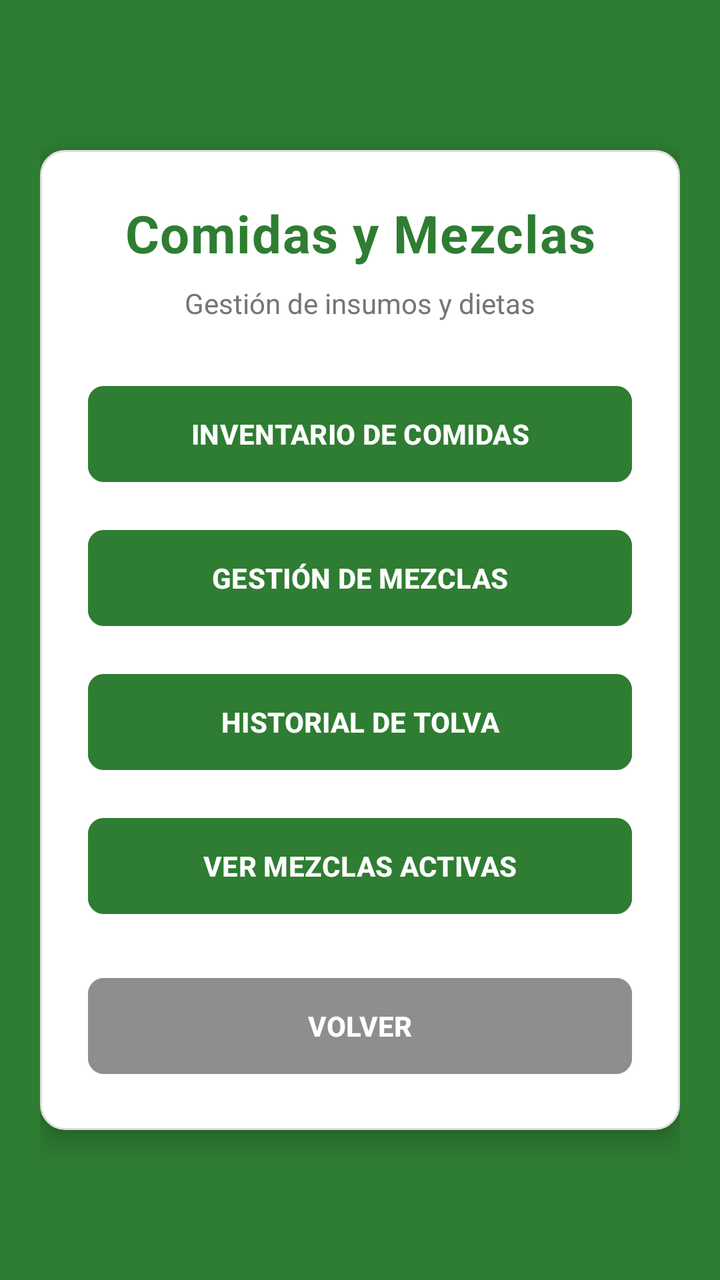
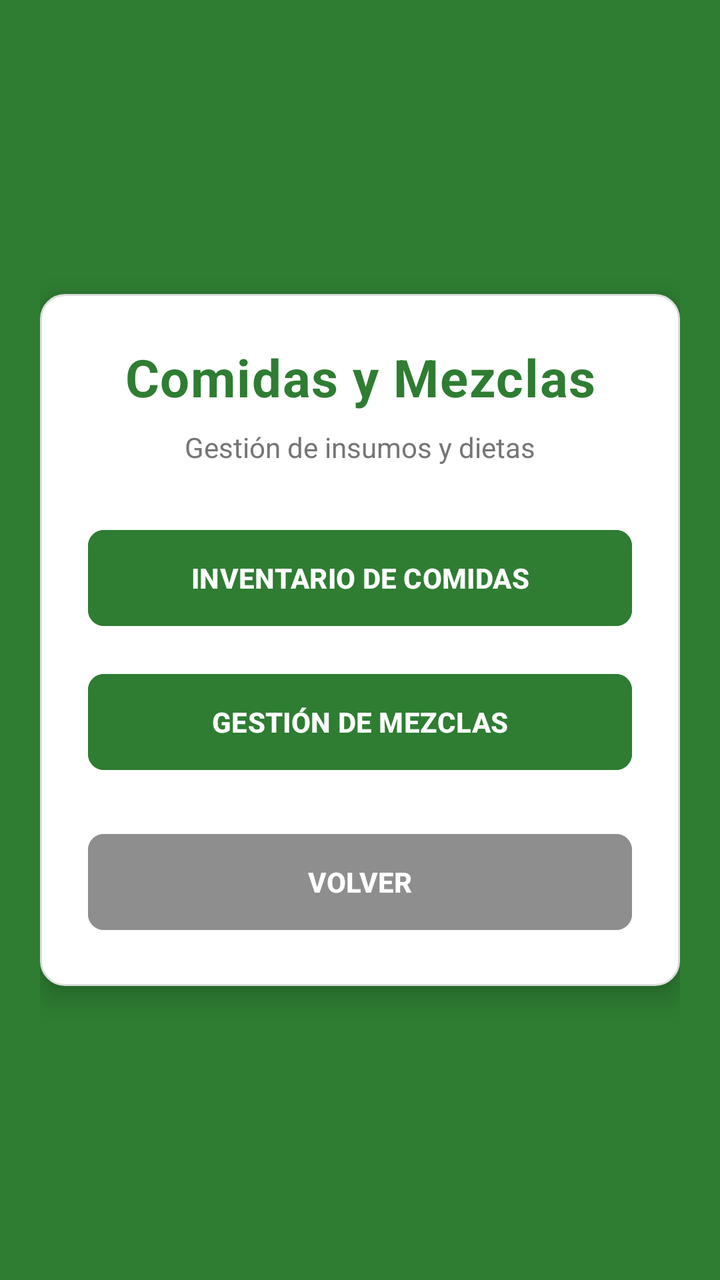

The first picture is an Android layout as it rendered before a commit; the second is the same layout after the commit. The layout source and the unified diff follow.
<!-- AndroidManifest.xml: application theme Theme.AMG -->
<!-- res/layout/activity_comidas.xml -->
<?xml version="1.0" encoding="utf-8"?>
<androidx.coordinatorlayout.widget.CoordinatorLayout
    xmlns:android="http://schemas.android.com/apk/res/android"
    xmlns:app="http://schemas.android.com/apk/res-auto"
    android:layout_width="match_parent"
    android:layout_height="match_parent"
    android:background="@color/green_primary"
    android:fitsSystemWindows="true"> <LinearLayout
    android:layout_width="match_parent"
    android:layout_height="match_parent"
    android:gravity="center"
    android:padding="20dp">

    <LinearLayout
        android:layout_width="match_parent"
        android:layout_height="wrap_content"
        android:orientation="vertical"
        android:background="@drawable/bg_card"
        android:elevation="8dp"
        android:padding="24dp">

        <TextView
            android:id="@+id/tvTituloComidas"
            android:layout_width="match_parent"
            android:layout_height="wrap_content"
            android:text="Comidas y Mezclas"
            android:textSize="26sp"
            android:textStyle="bold"
            android:textColor="@color/green_primary"
            android:gravity="center"
            android:letterSpacing="0.02"
            android:layout_marginBottom="8dp"/>

        <TextView
            android:layout_width="match_parent"
            android:layout_height="wrap_content"
            android:text="Gestión de insumos y dietas"
            android:textSize="14sp"
            android:textColor="#757575"
            android:gravity="center"
            android:layout_marginBottom="28dp"/>

        <Button
            android:id="@+id/btnInventario"
            android:layout_width="match_parent"
            android:layout_height="56dp"
            android:text="INVENTARIO DE COMIDAS"
            android:textStyle="bold"
            android:backgroundTint="@color/green_primary"
            android:textColor="@color/white"
            app:cornerRadius="8dp"
            android:layout_marginBottom="16dp"/>

        <Button
            android:id="@+id/btnNuevaCarga"
            android:layout_width="match_parent"
            android:layout_height="56dp"
            android:text="GESTIÓN DE MEZCLAS"
            android:textStyle="bold"
            android:backgroundTint="@color/green_primary"
            android:textColor="@color/white"
            app:cornerRadius="8dp"
            android:layout_marginBottom="16dp"/>

        <Button
            android:id="@+id/btnHistorialTolva"
            android:layout_width="match_parent"
            android:layout_height="56dp"
            android:text="HISTORIAL DE TOLVA"
            android:textStyle="bold"
            android:backgroundTint="@color/green_primary"
            android:textColor="@color/white"
            app:cornerRadius="8dp"
            android:layout_marginBottom="16dp"/>

        <Button
            android:id="@+id/btnListaMezclas"
            android:layout_width="match_parent"
            android:layout_height="56dp"
            android:text="VER MEZCLAS ACTIVAS"
            android:textStyle="bold"
            android:backgroundTint="@color/green_primary"
            android:textColor="@color/white"
            app:cornerRadius="8dp"
            android:layout_marginBottom="24dp"/>

        <Button
            android:id="@+id/btnVolver"
            android:layout_width="match_parent"
            android:layout_height="56dp"
            android:text="VOLVER"
            android:textStyle="bold"
            android:backgroundTint="#8E8E8E"
            android:textColor="@color/white"
            app:cornerRadius="8dp"/>

    </LinearLayout>
</LinearLayout>
</androidx.coordinatorlayout.widget.CoordinatorLayout>
<!-- resources referenced by this layout -->
<resources>
  <color name="green_primary">#2E7D32</color>
  <color name="white">#FFFFFF</color>
  <!-- drawable bg_card (drawable) -->
  <?xml version="1.0" encoding="utf-8"?>
  <shape xmlns:android="http://schemas.android.com/apk/res/android"
      android:shape="rectangle">
  
      <solid android:color="#FFFFFF" />
  
      <corners android:radius="12dp" />
  
      <stroke
          android:width="1dp"
          android:color="#DDDDDD" />
  </shape>
  <style name="Theme.AMG" parent="Base.Theme.AMG" />
  <style name="Base.Theme.AMG" parent="Theme.Material3.DayNight.NoActionBar">
          <item name="colorPrimary">@color/green_primary</item>
          <item name="colorSecondary">@color/green_light</item>
      </style>
  <color name="green_light">#66BB6A</color>
</resources>

<!-- the commit's change to res/layout/activity_comidas.xml (unified diff, before → after) -->
@@ -60,28 +60,6 @@
             android:backgroundTint="@color/green_primary"
             android:textColor="@color/white"
             app:cornerRadius="8dp"
-            android:layout_marginBottom="16dp"/>
-
-        <Button
-            android:id="@+id/btnHistorialTolva"
-            android:layout_width="match_parent"
-            android:layout_height="56dp"
-            android:text="HISTORIAL DE TOLVA"
-            android:textStyle="bold"
-            android:backgroundTint="@color/green_primary"
-            android:textColor="@color/white"
-            app:cornerRadius="8dp"
-            android:layout_marginBottom="16dp"/>
-
-        <Button
-            android:id="@+id/btnListaMezclas"
-            android:layout_width="match_parent"
-            android:layout_height="56dp"
-            android:text="VER MEZCLAS ACTIVAS"
-            android:textStyle="bold"
-            android:backgroundTint="@color/green_primary"
-            android:textColor="@color/white"
-            app:cornerRadius="8dp"
             android:layout_marginBottom="24dp"/>
 
         <Button
